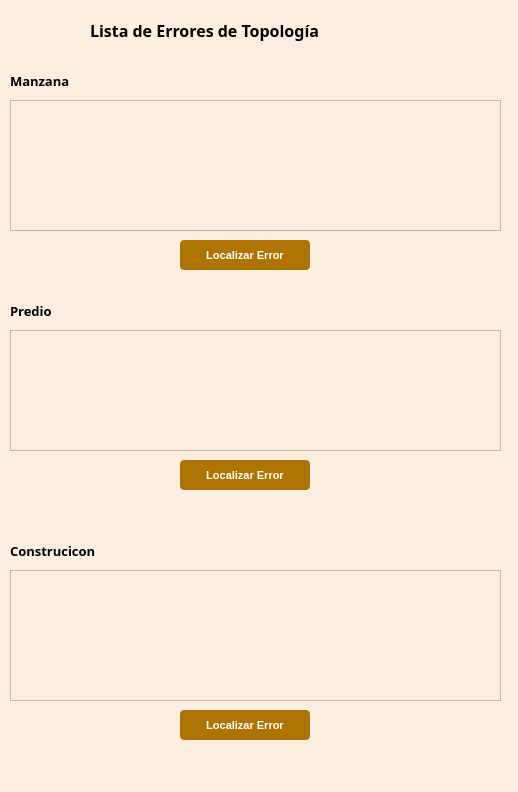
This is funciones/topologia/errores_topologicos/errores_topologicos_dialog_base.ui in gerardoros/CartograficoQgisPlugin as Qt 5 draws it before an edit. The edited form follows.
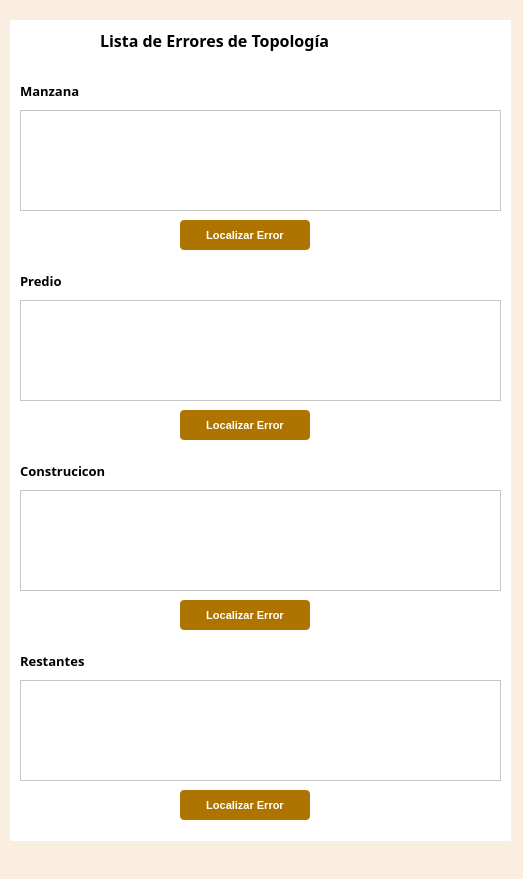
This is the edited form.

Commit message: Agregado de errorer de topologia en errores de referencia

Patch:
```diff
--- a/funciones/topologia/errores_topologicos/errores_topologicos_dialog_base.ui
+++ b/funciones/topologia/errores_topologicos/errores_topologicos_dialog_base.ui
@@ -6,8 +6,8 @@
    <rect>
     <x>0</x>
     <y>0</y>
-    <width>518</width>
-    <height>792</height>
+    <width>523</width>
+    <height>879</height>
    </rect>
   </property>
   <property name="windowTitle">
@@ -16,139 +16,39 @@
   <property name="styleSheet">
    <string notr="true">background : rgb(250,238,224);</string>
   </property>
-  <widget class="QLabel" name="label">
+  <widget class="QWidget" name="widget" native="true">
    <property name="geometry">
     <rect>
-     <x>90</x>
+     <x>10</x>
      <y>20</y>
-     <width>401</width>
-     <height>21</height>
+     <width>501</width>
+     <height>821</height>
     </rect>
    </property>
-   <property name="font">
-    <font>
-     <family>Century Gothic</family>
-     <pointsize>12</pointsize>
-     <weight>75</weight>
-     <bold>true</bold>
-    </font>
-   </property>
-   <property name="text">
-    <string>Lista de Errores de Topología</string>
-   </property>
-  </widget>
-  <widget class="QLabel" name="labelManzana">
-   <property name="geometry">
-    <rect>
-     <x>10</x>
-     <y>70</y>
-     <width>401</width>
-     <height>21</height>
-    </rect>
-   </property>
-   <property name="font">
-    <font>
-     <family>Noto Sans</family>
-     <pointsize>10</pointsize>
-     <weight>75</weight>
-     <bold>true</bold>
-    </font>
-   </property>
-   <property name="text">
-    <string>Manzana</string>
-   </property>
-  </widget>
-  <widget class="QLabel" name="labelPredio">
-   <property name="geometry">
-    <rect>
-     <x>10</x>
-     <y>300</y>
-     <width>401</width>
-     <height>21</height>
-    </rect>
-   </property>
-   <property name="font">
-    <font>
-     <family>Noto Sans</family>
-     <pointsize>10</pointsize>
-     <weight>75</weight>
-     <bold>true</bold>
-    </font>
-   </property>
-   <property name="text">
-    <string>Predio</string>
-   </property>
-  </widget>
-  <widget class="QLabel" name="labelConstruccion">
-   <property name="geometry">
-    <rect>
-     <x>10</x>
-     <y>540</y>
-     <width>401</width>
-     <height>21</height>
-    </rect>
-   </property>
-   <property name="font">
-    <font>
-     <family>Noto Sans</family>
-     <pointsize>10</pointsize>
-     <weight>75</weight>
-     <bold>true</bold>
-    </font>
-   </property>
-   <property name="text">
-    <string>Construcicon</string>
-   </property>
-  </widget>
-  <widget class="QListWidget" name="listWidgetManzana">
-   <property name="geometry">
-    <rect>
-     <x>10</x>
-     <y>100</y>
-     <width>491</width>
-     <height>131</height>
-    </rect>
-   </property>
-  </widget>
-  <widget class="QListWidget" name="listWidgetPredio">
-   <property name="geometry">
-    <rect>
-     <x>10</x>
-     <y>330</y>
-     <width>491</width>
-     <height>121</height>
-    </rect>
-   </property>
-  </widget>
-  <widget class="QListWidget" name="listWidgetConstruccion">
-   <property name="geometry">
-    <rect>
-     <x>10</x>
-     <y>570</y>
-     <width>491</width>
-     <height>131</height>
-    </rect>
-   </property>
-  </widget>
-  <widget class="QPushButton" name="btLocalizarErrorPredio">
-   <property name="geometry">
-    <rect>
-     <x>180</x>
-     <y>460</y>
-     <width>130</width>
-     <height>30</height>
-    </rect>
-   </property>
-   <property name="font">
-    <font>
-     <family>MS Shell Dlg 2</family>
-     <pointsize>8</pointsize>
-     <weight>75</weight>
-     <bold>true</bold>
-    </font>
-   </property>
    <property name="styleSheet">
-    <string notr="true">QPushButton{
+    <string notr="true">QWidget{
+background : rgb(255,255,255);
+}</string>
+   </property>
+   <widget class="QPushButton" name="btLocalizarErrorConstruccion">
+    <property name="geometry">
+     <rect>
+      <x>170</x>
+      <y>580</y>
+      <width>130</width>
+      <height>30</height>
+     </rect>
+    </property>
+    <property name="font">
+     <font>
+      <family>MS Shell Dlg 2</family>
+      <pointsize>8</pointsize>
+      <weight>75</weight>
+      <bold>true</bold>
+     </font>
+    </property>
+    <property name="styleSheet">
+     <string notr="true">QPushButton{
 background : rgb(174, 116, 0);
 color : rgb(255, 255, 255);
 border-radius : 4px;
@@ -161,30 +61,43 @@
 QPushButton:disabled {
 background: rgb(217, 217, 217)
 }</string>
-   </property>
-   <property name="text">
-    <string>Localizar Error</string>
-   </property>
-  </widget>
-  <widget class="QPushButton" name="btLocalizarErrorManzana">
-   <property name="geometry">
-    <rect>
-     <x>180</x>
-     <y>240</y>
-     <width>130</width>
-     <height>30</height>
-    </rect>
-   </property>
-   <property name="font">
-    <font>
-     <family>MS Shell Dlg 2</family>
-     <pointsize>8</pointsize>
-     <weight>75</weight>
-     <bold>true</bold>
-    </font>
-   </property>
-   <property name="styleSheet">
-    <string notr="true">QPushButton{
+    </property>
+    <property name="text">
+     <string>Localizar Error</string>
+    </property>
+   </widget>
+   <widget class="QListWidget" name="listWidgetManzana">
+    <property name="geometry">
+     <rect>
+      <x>10</x>
+      <y>90</y>
+      <width>481</width>
+      <height>101</height>
+     </rect>
+    </property>
+    <property name="tabKeyNavigation">
+     <bool>true</bool>
+    </property>
+   </widget>
+   <widget class="QPushButton" name="btLocalizarErrorManzana">
+    <property name="geometry">
+     <rect>
+      <x>170</x>
+      <y>200</y>
+      <width>130</width>
+      <height>30</height>
+     </rect>
+    </property>
+    <property name="font">
+     <font>
+      <family>MS Shell Dlg 2</family>
+      <pointsize>8</pointsize>
+      <weight>75</weight>
+      <bold>true</bold>
+     </font>
+    </property>
+    <property name="styleSheet">
+     <string notr="true">QPushButton{
 background : rgb(174, 116, 0);
 color : rgb(255, 255, 255);
 border-radius : 4px;
@@ -197,30 +110,30 @@
 QPushButton:disabled {
 background: rgb(217, 217, 217)
 }</string>
-   </property>
-   <property name="text">
-    <string>Localizar Error</string>
-   </property>
-  </widget>
-  <widget class="QPushButton" name="btLocalizarErrorConstruccion">
-   <property name="geometry">
-    <rect>
-     <x>180</x>
-     <y>710</y>
-     <width>130</width>
-     <height>30</height>
-    </rect>
-   </property>
-   <property name="font">
-    <font>
-     <family>MS Shell Dlg 2</family>
-     <pointsize>8</pointsize>
-     <weight>75</weight>
-     <bold>true</bold>
-    </font>
-   </property>
-   <property name="styleSheet">
-    <string notr="true">QPushButton{
+    </property>
+    <property name="text">
+     <string>Localizar Error</string>
+    </property>
+   </widget>
+   <widget class="QPushButton" name="btLocalizarErrorPredio">
+    <property name="geometry">
+     <rect>
+      <x>170</x>
+      <y>390</y>
+      <width>130</width>
+      <height>30</height>
+     </rect>
+    </property>
+    <property name="font">
+     <font>
+      <family>MS Shell Dlg 2</family>
+      <pointsize>8</pointsize>
+      <weight>75</weight>
+      <bold>true</bold>
+     </font>
+    </property>
+    <property name="styleSheet">
+     <string notr="true">QPushButton{
 background : rgb(174, 116, 0);
 color : rgb(255, 255, 255);
 border-radius : 4px;
@@ -233,10 +146,191 @@
 QPushButton:disabled {
 background: rgb(217, 217, 217)
 }</string>
-   </property>
-   <property name="text">
-    <string>Localizar Error</string>
-   </property>
+    </property>
+    <property name="text">
+     <string>Localizar Error</string>
+    </property>
+   </widget>
+   <widget class="QListWidget" name="listWidgetRestante">
+    <property name="geometry">
+     <rect>
+      <x>10</x>
+      <y>660</y>
+      <width>481</width>
+      <height>101</height>
+     </rect>
+    </property>
+    <property name="tabKeyNavigation">
+     <bool>true</bool>
+    </property>
+   </widget>
+   <widget class="QListWidget" name="listWidgetPredio">
+    <property name="geometry">
+     <rect>
+      <x>10</x>
+      <y>280</y>
+      <width>481</width>
+      <height>101</height>
+     </rect>
+    </property>
+    <property name="tabKeyNavigation">
+     <bool>true</bool>
+    </property>
+   </widget>
+   <widget class="QLabel" name="labelConstruccion">
+    <property name="geometry">
+     <rect>
+      <x>10</x>
+      <y>440</y>
+      <width>401</width>
+      <height>21</height>
+     </rect>
+    </property>
+    <property name="font">
+     <font>
+      <family>Noto Sans</family>
+      <pointsize>10</pointsize>
+      <weight>75</weight>
+      <bold>true</bold>
+     </font>
+    </property>
+    <property name="text">
+     <string>Construcicon</string>
+    </property>
+   </widget>
+   <widget class="QLabel" name="labelPredio">
+    <property name="geometry">
+     <rect>
+      <x>10</x>
+      <y>250</y>
+      <width>401</width>
+      <height>21</height>
+     </rect>
+    </property>
+    <property name="font">
+     <font>
+      <family>Noto Sans</family>
+      <pointsize>10</pointsize>
+      <weight>75</weight>
+      <bold>true</bold>
+     </font>
+    </property>
+    <property name="text">
+     <string>Predio</string>
+    </property>
+   </widget>
+   <widget class="QListWidget" name="listWidgetConstruccion">
+    <property name="geometry">
+     <rect>
+      <x>10</x>
+      <y>470</y>
+      <width>481</width>
+      <height>101</height>
+     </rect>
+    </property>
+    <property name="tabKeyNavigation">
+     <bool>true</bool>
+    </property>
+   </widget>
+   <widget class="QPushButton" name="btLocalizarErrorRestante">
+    <property name="geometry">
+     <rect>
+      <x>170</x>
+      <y>770</y>
+      <width>130</width>
+      <height>30</height>
+     </rect>
+    </property>
+    <property name="font">
+     <font>
+      <family>MS Shell Dlg 2</family>
+      <pointsize>8</pointsize>
+      <weight>75</weight>
+      <bold>true</bold>
+     </font>
+    </property>
+    <property name="styleSheet">
+     <string notr="true">QPushButton{
+background : rgb(174, 116, 0);
+color : rgb(255, 255, 255);
+border-radius : 4px;
+}
+QPushButton::hover{
+background : rgb(104, 69, 13);
+color : rgb(255, 255, 255);
+border-radius : 4px;
+}
+QPushButton:disabled {
+background: rgb(217, 217, 217)
+}</string>
+    </property>
+    <property name="text">
+     <string>Localizar Error</string>
+    </property>
+   </widget>
+   <widget class="QLabel" name="labelConstruccion_2">
+    <property name="geometry">
+     <rect>
+      <x>10</x>
+      <y>630</y>
+      <width>401</width>
+      <height>21</height>
+     </rect>
+    </property>
+    <property name="font">
+     <font>
+      <family>Noto Sans</family>
+      <pointsize>10</pointsize>
+      <weight>75</weight>
+      <bold>true</bold>
+     </font>
+    </property>
+    <property name="text">
+     <string>Restantes</string>
+    </property>
+   </widget>
+   <widget class="QLabel" name="label">
+    <property name="geometry">
+     <rect>
+      <x>90</x>
+      <y>10</y>
+      <width>401</width>
+      <height>21</height>
+     </rect>
+    </property>
+    <property name="font">
+     <font>
+      <family>Century Gothic</family>
+      <pointsize>12</pointsize>
+      <weight>75</weight>
+      <bold>true</bold>
+     </font>
+    </property>
+    <property name="text">
+     <string>Lista de Errores de Topología</string>
+    </property>
+   </widget>
+   <widget class="QLabel" name="labelManzana">
+    <property name="geometry">
+     <rect>
+      <x>10</x>
+      <y>60</y>
+      <width>401</width>
+      <height>21</height>
+     </rect>
+    </property>
+    <property name="font">
+     <font>
+      <family>Noto Sans</family>
+      <pointsize>10</pointsize>
+      <weight>75</weight>
+      <bold>true</bold>
+     </font>
+    </property>
+    <property name="text">
+     <string>Manzana</string>
+    </property>
+   </widget>
   </widget>
  </widget>
  <resources/>
```
The commit also changes 4 other files.
